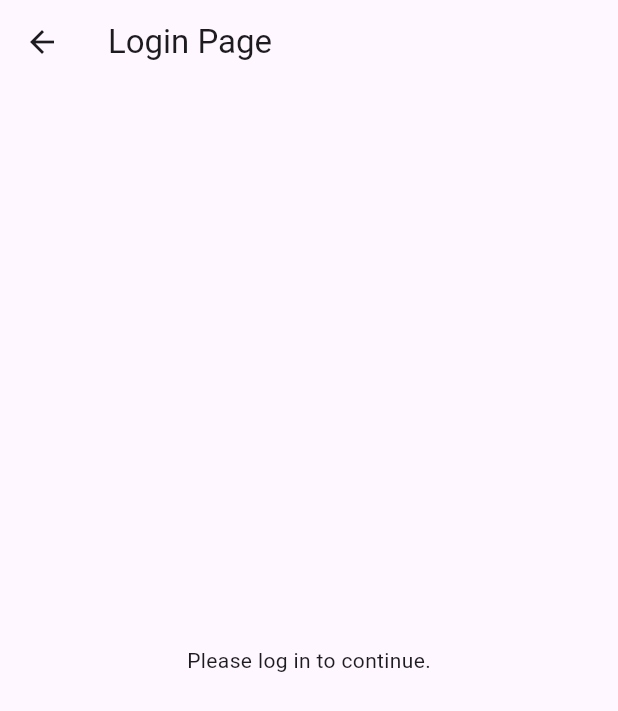
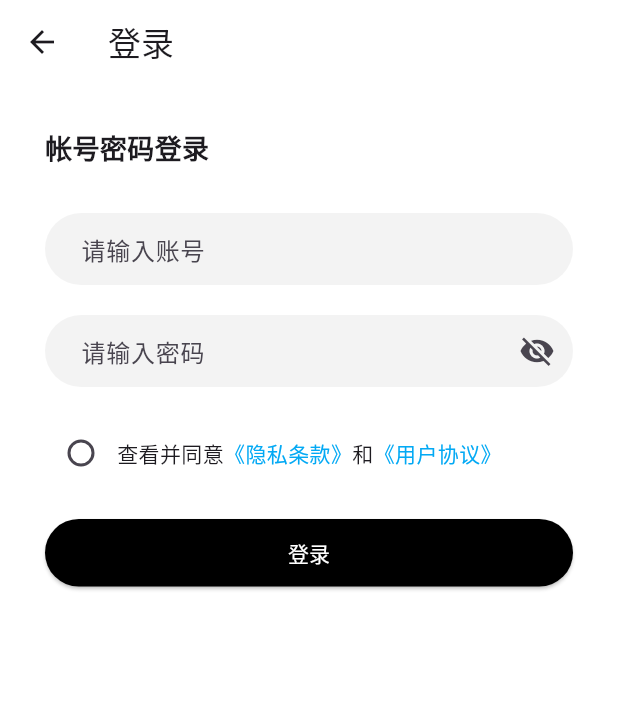
Before and after one commit to zhjabc/hm_shop, a Flutter app: the LoginPage screen opened by its route, on a phone screen of 412 x 824 dp. Shown: the top 711 px of the screen. Run offline on Flutter 3.47's test engine with Material 3 defaults, Android fonts, the phone set to English and light mode, and no system bars; our stand-ins replace carousel_slider, dio, freezed_annotation; network calls fail.

Commit message:
feat：完成登录页面及表单校验

```diff
--- a/lib/pages/login/index.dart
+++ b/lib/pages/login/index.dart
@@ -1,4 +1,5 @@
 import 'package:flutter/material.dart';
+import 'package:hm_shop/utils/totast_utils.dart';
 
 class LoginPage extends StatefulWidget {
   const LoginPage({super.key});
@@ -8,11 +9,135 @@ class LoginPage extends StatefulWidget {
 }
 
 class _LoginPageState extends State<LoginPage> {
+  final TextEditingController _accountController = TextEditingController();
+  final TextEditingController _passwordController = TextEditingController();
+  bool _selected = false;
+  bool _obscureText = true;
+  final GlobalKey<FormState> _formKey = GlobalKey();
+
+  Future<void> _login() async {
+    if (_formKey.currentState!.validate()) {
+      if (!_selected) {
+        TotastUtils.showToast(context, "请同意隐私条款和用户协议");
+      }
+    }
+  }
+
   @override
   Widget build(BuildContext context) {
     return Scaffold(
-      appBar: AppBar(title: const Text('Login Page')),
-      body: const Center(child: Text('Please log in to continue.')),
+      appBar: AppBar(title: const Text('登录'), backgroundColor: Colors.white),
+      body: Container(
+        color: Colors.white,
+        padding: const EdgeInsets.all(30.0),
+        child: Form(
+          key: _formKey,
+          child: Column(
+            crossAxisAlignment: CrossAxisAlignment.start,
+            children: [
+              const Text(
+                "帐号密码登录",
+                style: TextStyle(fontSize: 18, fontWeight: FontWeight.w600),
+              ),
+              SizedBox(height: 30),
+              TextFormField(
+                controller: _accountController,
+                validator: (value) {
+                  if (value == null || value.isEmpty) {
+                    return '请输入账号';
+                  }
+                  if (!RegExp(r'^1[3-9]\d{9}$').hasMatch(value)) {
+                    return '请输入正确的手机号';
+                  }
+                  return null;
+                },
+                decoration: const InputDecoration(
+                  contentPadding: EdgeInsets.only(left: 20),
+                  hintText: '请输入账号',
+                  fillColor: Color.fromRGBO(243, 243, 243, 1),
+                  filled: true,
+                  border: OutlineInputBorder(
+                    borderSide: BorderSide.none,
+                    borderRadius: BorderRadius.all(Radius.circular(25.0)),
+                  ),
+                ),
+              ),
+              SizedBox(height: 20),
+              TextFormField(
+                controller: _passwordController,
+                validator: (value) {
+                  if (value == null || value.isEmpty) {
+                    return '请输入密码';
+                  }
+                  if (!RegExp(r'^[a-zA-Z0-9]{6,16}$').hasMatch(value)) {
+                    return '请输入6-16位数字或字母密码';
+                  }
+                  return null;
+                },
+                obscureText: _obscureText,
+                decoration: InputDecoration(
+                  suffixIcon: IconButton(
+                    onPressed: () {
+                      _obscureText = !_obscureText;
+                      setState(() {});
+                    },
+                    icon: Icon(
+                      _obscureText ? Icons.visibility_off : Icons.visibility,
+                    ),
+                  ),
+                  contentPadding: EdgeInsets.only(left: 20),
+                  hintText: '请输入密码',
+                  fillColor: Color.fromRGBO(243, 243, 243, 1),
+                  filled: true,
+                  border: OutlineInputBorder(
+                    borderSide: BorderSide.none,
+                    borderRadius: BorderRadius.all(Radius.circular(25.0)),
+                  ),
+                ),
+              ),
+              SizedBox(height: 20),
+              Row(
+                children: [
+                  Radio(
+                    value: true,
+                    onChanged: (value) {
+                      setState(() {
+                        _selected = value!;
+                      });
+                    },
+                    groupValue: _selected,
+                  ),
+                  const Text('查看并同意'),
+                  const Text(
+                    '《隐私条款》',
+                    style: TextStyle(color: Colors.lightBlue),
+                  ),
+                  const Text('和'),
+                  const Text(
+                    '《用户协议》',
+                    style: TextStyle(color: Colors.lightBlue),
+                  ),
+                ],
+              ),
+              SizedBox(height: 20),
+              SizedBox(
+                width: double.infinity,
+                height: 45,
+                child: ElevatedButton(
+                  style: ButtonStyle(
+                    backgroundColor: WidgetStateProperty.all(Colors.black),
+                  ),
+                  onPressed: _login,
+                  child: const Text(
+                    '登录',
+                    style: TextStyle(color: Colors.white),
+                  ),
+                ),
+              ),
+            ],
+          ),
+        ),
+      ),
     );
   }
 }
--- a/lib/routes/index.dart
+++ b/lib/routes/index.dart
@@ -3,9 +3,9 @@ import 'package:hm_shop/pages/main/index.dart';
 import 'package:hm_shop/pages/login/index.dart';
 
 Widget getRootWidget() {
-  return MaterialApp(initialRoute: '/', routes: getAppRoutes());
+  return MaterialApp(initialRoute: 'main', routes: getAppRoutes());
 }
 
 Map<String, Widget Function(BuildContext)> getAppRoutes() {
-  return {'/': (context) => MainPage(), '/login': (context) => LoginPage()};
+  return {'main': (context) => MainPage(), 'login': (context) => LoginPage()};
 }
```
Also changed, not shown: lib/pages/my/index.dart (+10 -5 lines), lib/utils/totast_utils.dart (+7 -1 lines).
